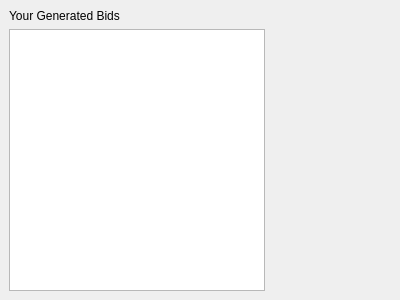
shocklateboy92/se3011, file trading-signal-results-widget.ui: the form before one commit.
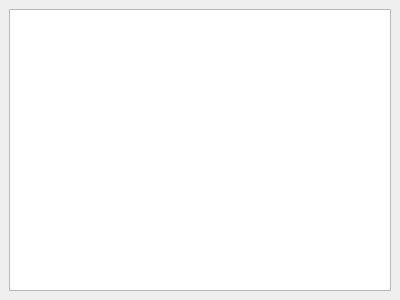
The form after the commit.

Commit message:
Make TradingSignalResultsWidget nicer
Adds a layout, and sets some options on the tableView to look nice.

Since its model is directly connected to the records created by
TradingSignalWidget, which basically fullfils a requirement for the
first prototype anyway, we may as well keep it.

```diff
--- a/trading-signal-results-widget.ui
+++ b/trading-signal-results-widget.ui
@@ -14,15 +14,8 @@
    <string>DockWidget</string>
   </property>
   <widget class="QWidget" name="dockWidgetContents">
-   <layout class="QFormLayout" name="formLayout">
-    <item row="0" column="0">
-     <widget class="QLabel" name="label">
-      <property name="text">
-       <string>Your Generated Bids</string>
-      </property>
-     </widget>
-    </item>
-    <item row="1" column="0">
+   <layout class="QHBoxLayout" name="horizontalLayout">
+    <item>
      <widget class="QTableView" name="tableView"/>
     </item>
    </layout>
```
Left out of the diff: 2 changed lines with no effect on the pictures.
